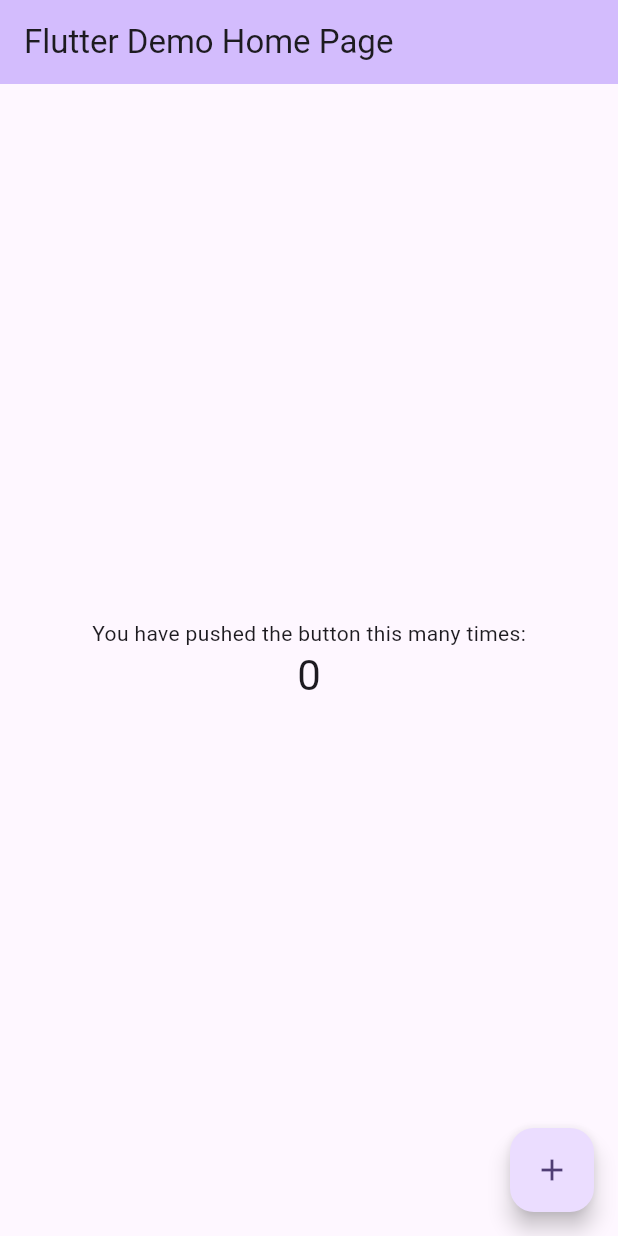
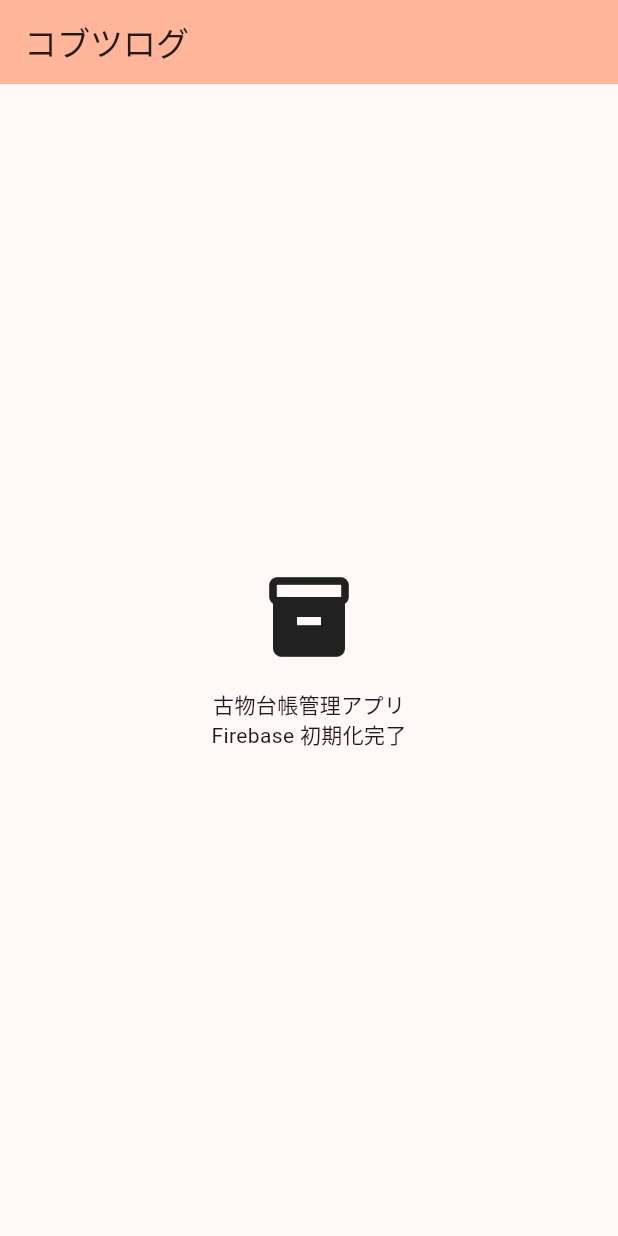
Before and after one commit to m-kobayashi/kobutsu-log, a Flutter app: the screen it shows after launch, on a phone screen of 412 x 824 dp. Run offline on Flutter 3.47's test engine with Material 3 defaults, Android fonts, the phone set to English and light mode, and no system bars; our stand-ins replace firebase_core; accounts and stored records are empty; generated files the repository leaves out were written again.

Commit message:
feat: Firebase初期化設定
- main.dartにFirebase初期化追加
- wrangler.tomlにFirebase Project ID設定

🤖 Generated with [Claude Code](https://claude.ai/code)

Co-Authored-By: Claude Opus 4.5 <noreply@anthropic.com>

```diff
--- a/app/lib/main.dart
+++ b/app/lib/main.dart
@@ -1,51 +1,33 @@
 import 'package:flutter/material.dart';
+import 'package:firebase_core/firebase_core.dart';
+import 'firebase_options.dart';
 
-void main() {
+void main() async {
+  WidgetsFlutterBinding.ensureInitialized();
+  await Firebase.initializeApp(
+    options: DefaultFirebaseOptions.currentPlatform,
+  );
   runApp(const MyApp());
 }
 
 class MyApp extends StatelessWidget {
   const MyApp({super.key});
 
-  // This widget is the root of your application.
   @override
   Widget build(BuildContext context) {
     return MaterialApp(
-      title: 'Flutter Demo',
+      title: 'コブツログ',
       theme: ThemeData(
-        // This is the theme of your application.
-        //
-        // TRY THIS: Try running your application with "flutter run". You'll see
-        // the application has a purple toolbar. Then, without quitting the app,
-        // try changing the seedColor in the colorScheme below to Colors.green
-        // and then invoke "hot reload" (save your changes or press the "hot
-        // reload" button in a Flutter-supported IDE, or press "r" if you used
-        // the command line to start the app).
-        //
-        // Notice that the counter didn't reset back to zero; the application
-        // state is not lost during the reload. To reset the state, use hot
-        // restart instead.
-        //
-        // This works for code too, not just values: Most code changes can be
-        // tested with just a hot reload.
-        colorScheme: .fromSeed(seedColor: Colors.deepPurple),
+        colorScheme: ColorScheme.fromSeed(seedColor: Colors.brown),
+        useMaterial3: true,
       ),
-      home: const MyHomePage(title: 'Flutter Demo Home Page'),
+      home: const MyHomePage(title: 'コブツログ'),
     );
   }
 }
 
 class MyHomePage extends StatefulWidget {
   const MyHomePage({super.key, required this.title});
-
-  // This widget is the home page of your application. It is stateful, meaning
-  // that it has a State object (defined below) that contains fields that affect
-  // how it looks.
-
-  // This class is the configuration for the state. It holds the values (in this
-  // case the title) provided by the parent (in this case the App widget) and
-  // used by the build method of the State. Fields in a Widget subclass are
-  // always marked "final".
 
   final String title;
 
@@ -54,68 +36,23 @@ class MyHomePage extends StatefulWidget {
 }
 
 class _MyHomePageState extends State<MyHomePage> {
-  int _counter = 0;
-
-  void _incrementCounter() {
-    setState(() {
-      // This call to setState tells the Flutter framework that something has
-      // changed in this State, which causes it to rerun the build method below
-      // so that the display can reflect the updated values. If we changed
-      // _counter without calling setState(), then the build method would not be
-      // called again, and so nothing would appear to happen.
-      _counter++;
-    });
-  }
-
   @override
   Widget build(BuildContext context) {
-    // This method is rerun every time setState is called, for instance as done
-    // by the _incrementCounter method above.
-    //
-    // The Flutter framework has been optimized to make rerunning build methods
-    // fast, so that you can just rebuild anything that needs updating rather
-    // than having to individually change instances of widgets.
     return Scaffold(
       appBar: AppBar(
-        // TRY THIS: Try changing the color here to a specific color (to
-        // Colors.amber, perhaps?) and trigger a hot reload to see the AppBar
-        // change color while the other colors stay the same.
         backgroundColor: Theme.of(context).colorScheme.inversePrimary,
-        // Here we take the value from the MyHomePage object that was created by
-        // the App.build method, and use it to set our appbar title.
         title: Text(widget.title),
       ),
-      body: Center(
-        // Center is a layout widget. It takes a single child and positions it
-        // in the middle of the parent.
+      body: const Center(
         child: Column(
-          // Column is also a layout widget. It takes a list of children and
-          // arranges them vertically. By default, it sizes itself to fit its
-          // children horizontally, and tries to be as tall as its parent.
-          //
-          // Column has various properties to control how it sizes itself and
-          // how it positions its children. Here we use mainAxisAlignment to
-          // center the children vertically; the main axis here is the vertical
-          // axis because Columns are vertical (the cross axis would be
-          // horizontal).
-          //
-          // TRY THIS: Invoke "debug painting" (choose the "Toggle Debug Paint"
-          // action in the IDE, or press "p" in the console), to see the
-          // wireframe for each widget.
-          mainAxisAlignment: .center,
+          mainAxisAlignment: MainAxisAlignment.center,
           children: [
-            const Text('You have pushed the button this many times:'),
-            Text(
-              '$_counter',
-              style: Theme.of(context).textTheme.headlineMedium,
-            ),
+            Icon(Icons.inventory_2, size: 64),
+            SizedBox(height: 16),
+            Text('古物台帳管理アプリ'),
+            Text('Firebase 初期化完了'),
           ],
         ),
-      ),
-      floatingActionButton: FloatingActionButton(
-        onPressed: _incrementCounter,
-        tooltip: 'Increment',
-        child: const Icon(Icons.add),
       ),
     );
   }
--- a/app/pubspec.yaml
+++ b/app/pubspec.yaml
@@ -30,6 +30,9 @@ environment:
 dependencies:
   flutter:
     sdk: flutter
+  firebase_core: ^4.3.0
+  firebase_auth: ^6.1.3
+  google_sign_in: ^7.2.0
 
   # The following adds the Cupertino Icons font to your application.
   # Use with the CupertinoIcons class for iOS style icons.
```
Also changed, not shown: app/firebase.json (added), 14 other files.
